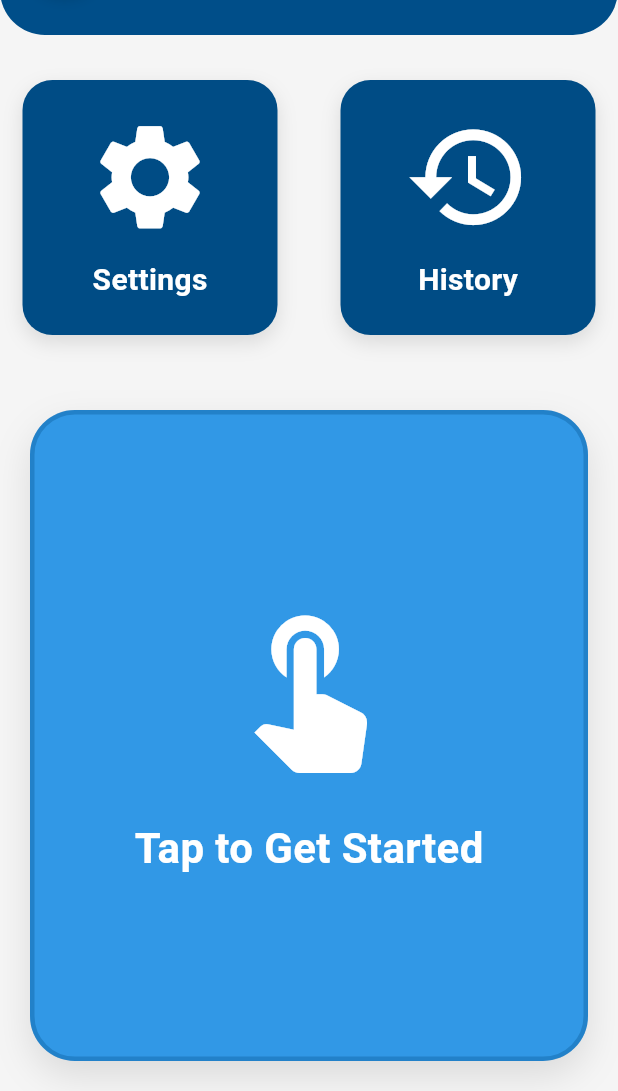
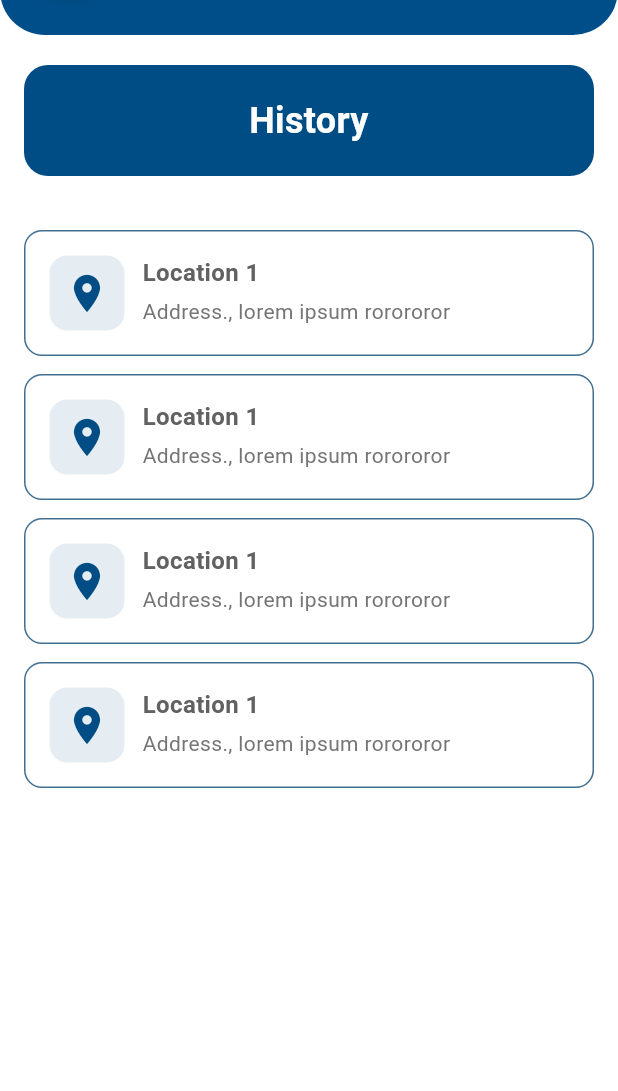
Before and after one commit to Team-Portfolio-Making-group-3/app, a Flutter app: the DashboardScreen screen opened directly, after a tap on "History", on a phone screen of 412 x 824 dp, the part 145-1236 px from its top. Run offline on Flutter 3.47's test engine with Material 3 defaults, Android fonts, the light colour scheme and no system bars; our stand-ins replace camera, firebase_auth, firebase_core, flutter_dotenv, flutter_tts, google_sign_in and 1 more; missing offline and left inert: flutter_vision; accounts and stored records are empty.

Commit message:
feat: history screen

```diff
--- a/lib/screens/dashboard_screen.dart
+++ b/lib/screens/dashboard_screen.dart
@@ -1,3 +1,4 @@
+import 'package:app/screens/history_screen.dart';
 import 'package:flutter/material.dart';
 import 'package:flutter/services.dart';
 import 'package:app/screens/settings.dart';
@@ -54,7 +55,11 @@ class _DashboardScreenState extends State<DashboardScreen> {
                   icon: Icons.history,
                   text: 'History',
                   onTap: () {
-                    // Handle history tap
+                    Navigator.push(
+                      context,
+                      MaterialPageRoute(
+                          builder: (context) => const HistoryScreen()),
+                    );
                   },
                 ),
               ],
--- /dev/null
+++ b/lib/screens/history_screen.dart
@@ -0,0 +1,46 @@
+import 'package:flutter/material.dart';
+import '../widgets/customize_appbar.dart';
+import '../widgets/history_list_widget.dart';
+
+class HistoryScreen extends StatelessWidget {
+  const HistoryScreen({super.key});
+
+  @override
+  Widget build(BuildContext context) {
+    return Scaffold(
+      backgroundColor: Colors.white,
+      appBar: const CustomAppBar(),
+      body: Column(
+        crossAxisAlignment: CrossAxisAlignment.start,
+        children: [
+          // Space between app bar and history container
+          const SizedBox(height: 20),
+          // History Header Container with rounded edges
+          Container(
+            width: double.infinity,
+            padding: const EdgeInsets.all(20),
+            margin: const EdgeInsets.symmetric(horizontal: 16),
+            decoration: BoxDecoration(
+              color: const Color(0xFF004C85),
+              borderRadius: BorderRadius.circular(16),
+            ),
+            child: const Text(
+              'History',
+              textAlign: TextAlign.center, // Center aligned text
+              style: TextStyle(
+                color: Colors.white,
+                fontSize: 24,
+                fontWeight: FontWeight.bold,
+              ),
+            ),
+          ),
+          const SizedBox(height: 20),
+          // History Items List
+          const Expanded(
+            child: HistoryListContainer(),
+          ),
+        ],
+      ),
+    );
+  }
+}
--- /dev/null
+++ b/lib/widgets/history_list_widget.dart
@@ -0,0 +1,106 @@
+import 'package:flutter/material.dart';
+
+class HistoryListContainer extends StatelessWidget {
+  const HistoryListContainer({super.key});
+
+  @override
+  Widget build(BuildContext context) {
+    return Container(
+      decoration: const BoxDecoration(
+        color: Colors.white,
+        borderRadius: BorderRadius.only(
+          topLeft: Radius.circular(20),
+          topRight: Radius.circular(20),
+        ),
+      ),
+      child: ListView(
+        padding: const EdgeInsets.all(16),
+        children: const [
+          HistoryItem(
+            address: 'Address., lorem ipsum rorororor',
+          ),
+          SizedBox(height: 12),
+          HistoryItem(
+            address: 'Address., lorem ipsum rorororor',
+          ),
+          SizedBox(height: 12),
+          HistoryItem(
+            address: 'Address., lorem ipsum rorororor',
+          ),
+          SizedBox(height: 12),
+          HistoryItem(
+            address: 'Address., lorem ipsum rorororor',
+          ),
+        ],
+      ),
+    );
+  }
+}
+
+class HistoryItem extends StatelessWidget {
+  final String address;
+
+  const HistoryItem({
+    super.key,
+    required this.address,
+  });
+
+  @override
+  Widget build(BuildContext context) {
+    return Container(
+      width: double.infinity,
+      padding: const EdgeInsets.all(16),
+      decoration: BoxDecoration(
+        color: Colors.white,
+        borderRadius: BorderRadius.circular(12),
+        border: Border.all(
+          color: const Color(0xFF406F92),
+          width: 1,
+        ),
+      ),
+      child: Row(
+        crossAxisAlignment: CrossAxisAlignment.start,
+        children: [
+          // Big location icon
+          Container(
+            width: 50,
+            height: 50,
+            decoration: BoxDecoration(
+              color: const Color(0xFF004C85).withOpacity(0.1),
+              borderRadius: BorderRadius.circular(12),
+            ),
+            child: const Icon(
+              Icons.location_on,
+              color: Color(0xFF004C85),
+              size: 30,
+            ),
+          ),
+          const SizedBox(width: 12),
+          Expanded(
+            child: Column(
+              crossAxisAlignment: CrossAxisAlignment.start,
+              children: [
+                Text(
+                  'Location 1',
+                  style: TextStyle(
+                    color: Colors.grey[700],
+                    fontSize: 16,
+                    fontWeight: FontWeight.bold,
+                  ),
+                ),
+                const SizedBox(height: 4),
+                Text(
+                  address,
+                  style: TextStyle(
+                    color: Colors.grey[600],
+                    fontSize: 14,
+                  ),
+                ),
+              ],
+            ),
+          ),
+        ],
+      ),
+    );
+  }
+}
```
